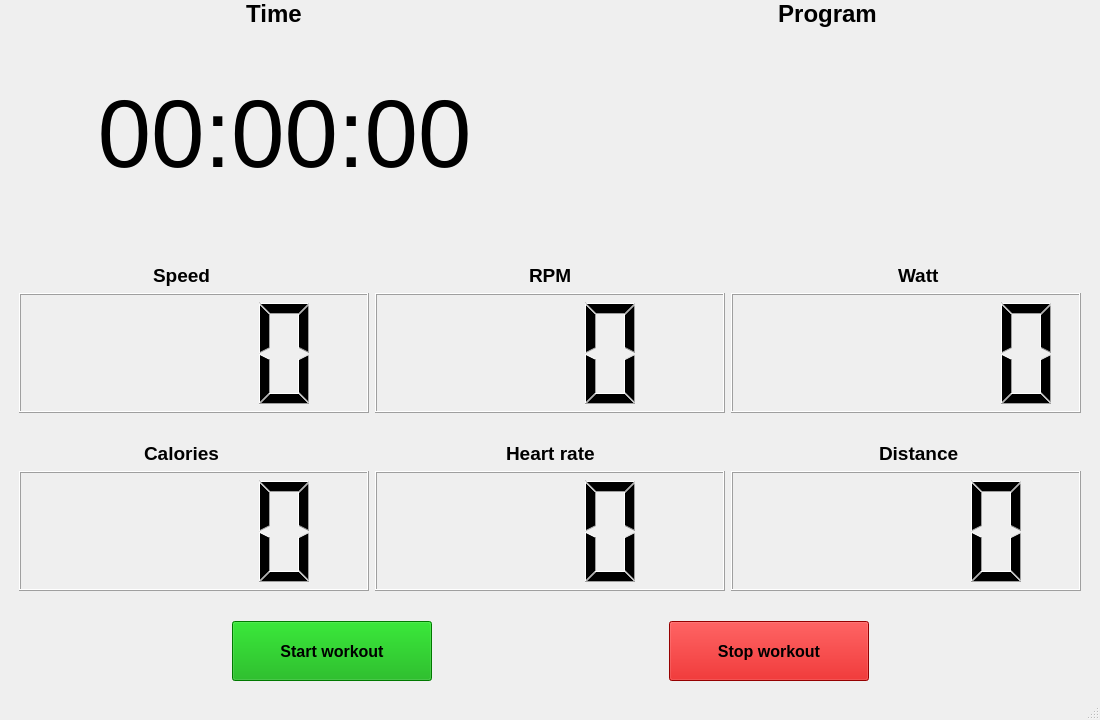
Qt form resources/workoutwindow.ui (CGodiksen/exercise-bike-logger) before a commit.
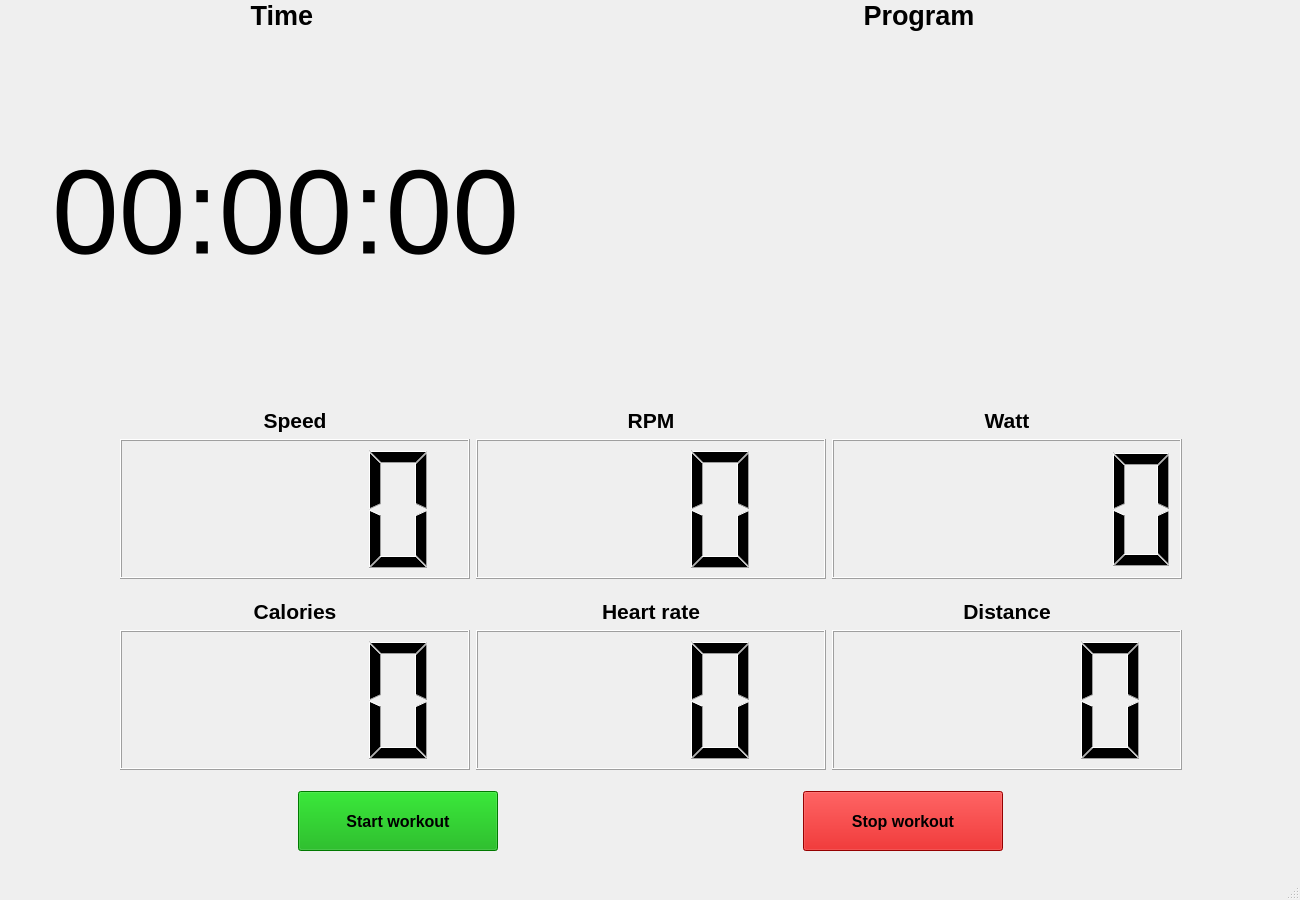
The same form after that commit. Custom widgets are drawn as their Qt base class.

Commit message: Made the live workout page UI much larger and increased the size of the live program.

Patch:
```diff
--- a/resources/workoutwindow.ui
+++ b/resources/workoutwindow.ui
@@ -6,8 +6,8 @@
    <rect>
     <x>0</x>
     <y>0</y>
-    <width>1100</width>
-    <height>720</height>
+    <width>1300</width>
+    <height>900</height>
    </rect>
   </property>
   <property name="windowTitle">
@@ -19,14 +19,27 @@
      <rect>
       <x>0</x>
       <y>0</y>
-      <width>1101</width>
-      <height>681</height>
+      <width>1301</width>
+      <height>851</height>
      </rect>
     </property>
     <layout class="QGridLayout" name="gridLayout_2">
      <item row="1" column="0">
       <layout class="QHBoxLayout" name="horizontalLayout_11">
-       <item alignment="Qt::AlignHCenter|Qt::AlignBottom">
+       <item>
+        <spacer name="horizontalSpacer_12">
+         <property name="orientation">
+          <enum>Qt::Horizontal</enum>
+         </property>
+         <property name="sizeHint" stdset="0">
+          <size>
+           <width>40</width>
+           <height>20</height>
+          </size>
+         </property>
+        </spacer>
+       </item>
+       <item>
         <widget class="QLabel" name="label_9">
          <property name="minimumSize">
           <size>
@@ -36,7 +49,7 @@
          </property>
          <property name="font">
           <font>
-           <pointsize>18</pointsize>
+           <pointsize>20</pointsize>
            <weight>75</weight>
            <bold>true</bold>
           </font>
@@ -52,17 +65,30 @@
          </property>
         </widget>
        </item>
+       <item>
+        <spacer name="horizontalSpacer_13">
+         <property name="orientation">
+          <enum>Qt::Horizontal</enum>
+         </property>
+         <property name="sizeHint" stdset="0">
+          <size>
+           <width>40</width>
+           <height>20</height>
+          </size>
+         </property>
+        </spacer>
+       </item>
        <item alignment="Qt::AlignHCenter|Qt::AlignBottom">
         <widget class="QLabel" name="label_10">
          <property name="minimumSize">
           <size>
-           <width>325</width>
+           <width>700</width>
            <height>0</height>
           </size>
          </property>
          <property name="font">
           <font>
-           <pointsize>18</pointsize>
+           <pointsize>20</pointsize>
            <weight>75</weight>
            <bold>true</bold>
           </font>
@@ -75,6 +101,19 @@
          </property>
         </widget>
        </item>
+       <item>
+        <spacer name="horizontalSpacer_11">
+         <property name="orientation">
+          <enum>Qt::Horizontal</enum>
+         </property>
+         <property name="sizeHint" stdset="0">
+          <size>
+           <width>40</width>
+           <height>20</height>
+          </size>
+         </property>
+        </spacer>
+       </item>
       </layout>
      </item>
      <item row="5" column="0">
@@ -97,7 +136,7 @@
          <property name="minimumSize">
           <size>
            <width>350</width>
-           <height>120</height>
+           <height>140</height>
           </size>
          </property>
          <property name="digitCount">
@@ -171,7 +210,7 @@
          </property>
          <property name="font">
           <font>
-           <pointsize>72</pointsize>
+           <pointsize>90</pointsize>
           </font>
          </property>
          <property name="text">
@@ -182,12 +221,25 @@
          </property>
         </widget>
        </item>
+       <item>
+        <spacer name="horizontalSpacer_10">
+         <property name="orientation">
+          <enum>Qt::Horizontal</enum>
+         </property>
+         <property name="sizeHint" stdset="0">
+          <size>
+           <width>40</width>
+           <height>20</height>
+          </size>
+         </property>
+        </spacer>
+       </item>
        <item>
         <widget class="PlotWidget" name="graphWidget" native="true">
          <property name="minimumSize">
           <size>
-           <width>525</width>
-           <height>200</height>
+           <width>700</width>
+           <height>350</height>
           </size>
          </property>
         </widget>
@@ -209,11 +261,30 @@
      </item>
      <item row="4" column="0">
       <layout class="QHBoxLayout" name="horizontalLayout_10">
+       <item>
+        <spacer name="horizontalSpacer_14">
+         <property name="orientation">
+          <enum>Qt::Horizontal</enum>
+         </property>
+         <property name="sizeHint" stdset="0">
+          <size>
+           <width>40</width>
+           <height>20</height>
+          </size>
+         </property>
+        </spacer>
+       </item>
        <item alignment="Qt::AlignHCenter|Qt::AlignBottom">
         <widget class="QLabel" name="label_7">
+         <property name="minimumSize">
+          <size>
+           <width>350</width>
+           <height>0</height>
+          </size>
+         </property>
          <property name="font">
           <font>
-           <pointsize>14</pointsize>
+           <pointsize>16</pointsize>
            <weight>75</weight>
            <bold>true</bold>
           </font>
@@ -221,13 +292,22 @@
          <property name="text">
           <string>Speed</string>
          </property>
+         <property name="alignment">
+          <set>Qt::AlignCenter</set>
+         </property>
         </widget>
        </item>
        <item alignment="Qt::AlignHCenter|Qt::AlignBottom">
         <widget class="QLabel" name="label_6">
+         <property name="minimumSize">
+          <size>
+           <width>350</width>
+           <height>0</height>
+          </size>
+         </property>
          <property name="font">
           <font>
-           <pointsize>14</pointsize>
+           <pointsize>16</pointsize>
            <weight>75</weight>
            <bold>true</bold>
           </font>
@@ -235,13 +315,22 @@
          <property name="text">
           <string>RPM</string>
          </property>
+         <property name="alignment">
+          <set>Qt::AlignCenter</set>
+         </property>
         </widget>
        </item>
        <item alignment="Qt::AlignHCenter|Qt::AlignBottom">
         <widget class="QLabel" name="label_8">
+         <property name="minimumSize">
+          <size>
+           <width>350</width>
+           <height>0</height>
+          </size>
+         </property>
          <property name="font">
           <font>
-           <pointsize>14</pointsize>
+           <pointsize>16</pointsize>
            <weight>75</weight>
            <bold>true</bold>
           </font>
@@ -249,8 +338,24 @@
          <property name="text">
           <string>Watt</string>
          </property>
+         <property name="alignment">
+          <set>Qt::AlignCenter</set>
+         </property>
         </widget>
        </item>
+       <item>
+        <spacer name="horizontalSpacer_15">
+         <property name="orientation">
+          <enum>Qt::Horizontal</enum>
+         </property>
+         <property name="sizeHint" stdset="0">
+          <size>
+           <width>40</width>
+           <height>20</height>
+          </size>
+         </property>
+        </spacer>
+       </item>
       </layout>
      </item>
      <item row="9" column="0">
@@ -381,7 +486,7 @@
          <property name="minimumSize">
           <size>
            <width>350</width>
-           <height>120</height>
+           <height>140</height>
           </size>
          </property>
          <property name="digitCount">
@@ -445,11 +550,30 @@
      </item>
      <item row="7" column="0">
       <layout class="QHBoxLayout" name="horizontalLayout_9">
+       <item>
+        <spacer name="horizontalSpacer_16">
+         <property name="orientation">
+          <enum>Qt::Horizontal</enum>
+         </property>
+         <property name="sizeHint" stdset="0">
+          <size>
+           <width>40</width>
+           <height>20</height>
+          </size>
+         </property>
+        </spacer>
+       </item>
        <item alignment="Qt::AlignHCenter|Qt::AlignBottom">
         <widget class="QLabel" name="label">
+         <property name="minimumSize">
+          <size>
+           <width>350</width>
+           <height>0</height>
+          </size>
+         </property>
          <property name="font">
           <font>
-           <pointsize>14</pointsize>
+           <pointsize>16</pointsize>
            <weight>75</weight>
            <bold>true</bold>
           </font>
@@ -457,13 +581,22 @@
          <property name="text">
           <string>Calories</string>
          </property>
+         <property name="alignment">
+          <set>Qt::AlignCenter</set>
+         </property>
         </widget>
        </item>
        <item alignment="Qt::AlignHCenter|Qt::AlignBottom">
         <widget class="QLabel" name="label_4">
+         <property name="minimumSize">
+          <size>
+           <width>350</width>
+           <height>0</height>
+          </size>
+         </property>
          <property name="font">
           <font>
-           <pointsize>14</pointsize>
+           <pointsize>16</pointsize>
            <weight>75</weight>
            <bold>true</bold>
           </font>
@@ -471,13 +604,22 @@
          <property name="text">
           <string>Heart rate</string>
          </property>
+         <property name="alignment">
+          <set>Qt::AlignCenter</set>
+         </property>
         </widget>
        </item>
        <item alignment="Qt::AlignHCenter|Qt::AlignBottom">
         <widget class="QLabel" name="label_5">
+         <property name="minimumSize">
+          <size>
+           <width>350</width>
+           <height>0</height>
+          </size>
+         </property>
          <property name="font">
           <font>
-           <pointsize>14</pointsize>
+           <pointsize>16</pointsize>
            <weight>75</weight>
            <bold>true</bold>
           </font>
@@ -485,8 +627,24 @@
          <property name="text">
           <string>Distance</string>
          </property>
+         <property name="alignment">
+          <set>Qt::AlignCenter</set>
+         </property>
         </widget>
        </item>
+       <item>
+        <spacer name="horizontalSpacer_17">
+         <property name="orientation">
+          <enum>Qt::Horizontal</enum>
+         </property>
+         <property name="sizeHint" stdset="0">
+          <size>
+           <width>40</width>
+           <height>20</height>
+          </size>
+         </property>
+        </spacer>
+       </item>
       </layout>
      </item>
      <item row="3" column="0">
```
Left out of the diff: 2 changed lines with no effect on the pictures. The commit also changes 1 other file.
